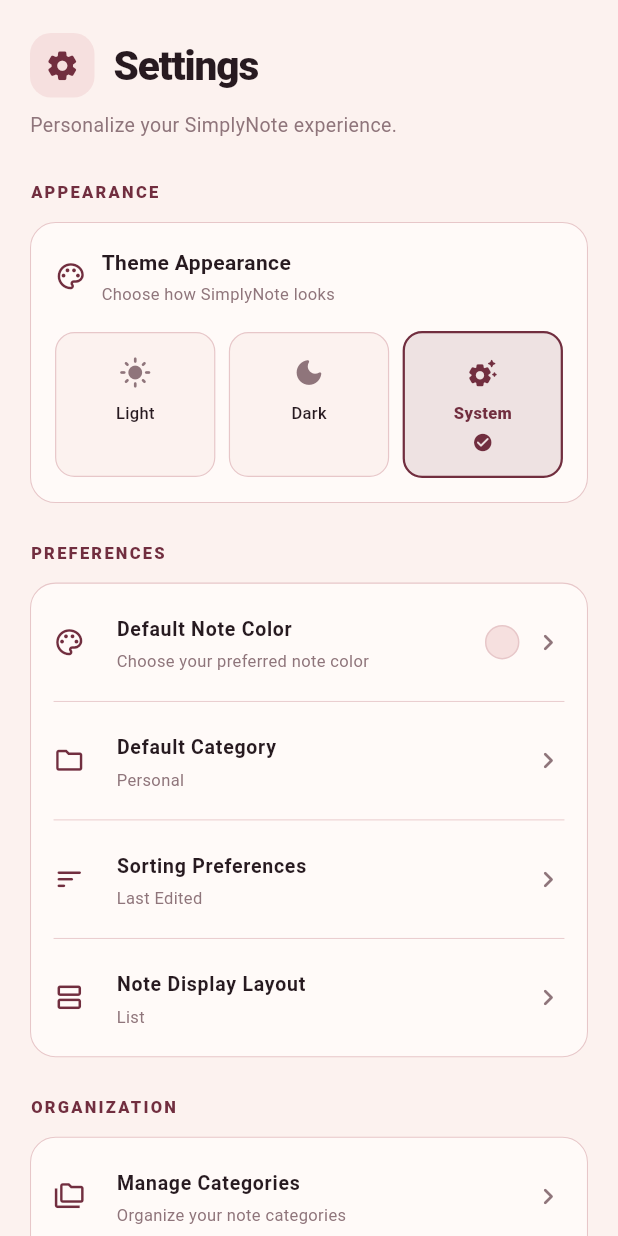
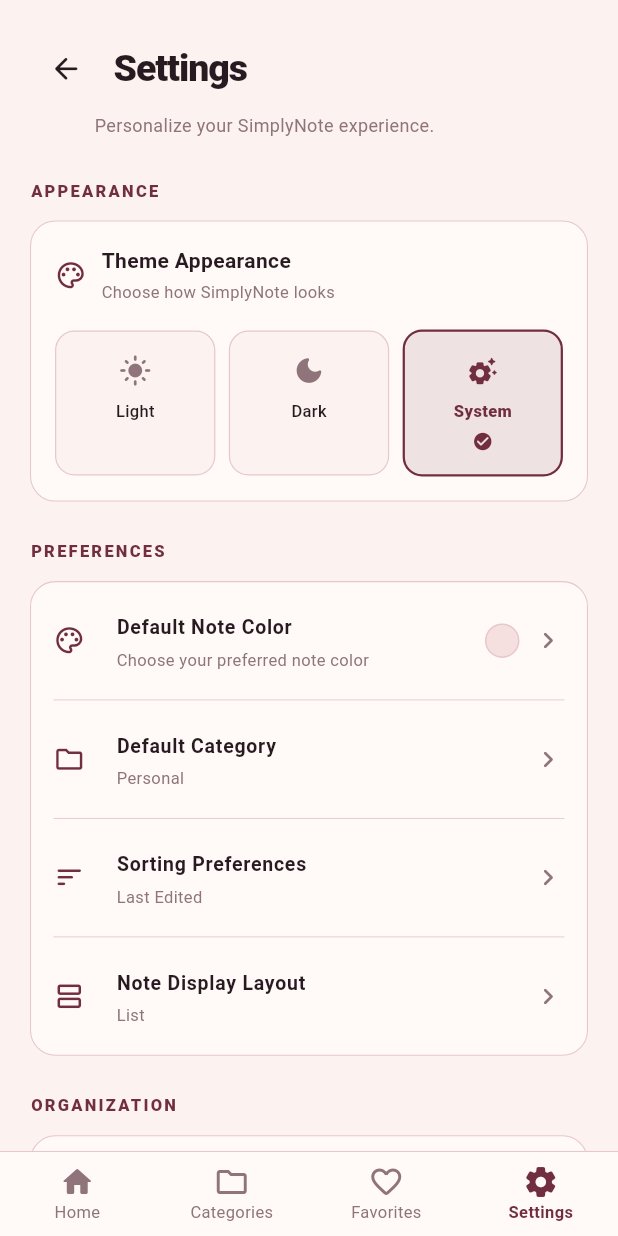
Before and after one commit to quratulainnadeem40/MindShelf_note, a Flutter app: the SettingsScreen screen opened directly, on a phone screen of 412 x 824 dp. Run offline on Flutter 3.47's test engine with Material 3 defaults, Android fonts, the phone set to English and light mode, and no system bars; our stand-ins replace image_picker, shared_preferences; accounts and stored records are empty.

Commit message:
feat: Integrate BottomNavigationBar in HomeScreen and SettingsScreen for improved navigation

```diff
--- a/lib/screens/setting_screen.dart
+++ b/lib/screens/setting_screen.dart
@@ -5,6 +5,8 @@ import 'package:shared_preferences/shared_preferences.dart';
 
 import '../providers/theme_provider.dart';
 import '../theme/color_app.dart';
+import 'category_screen.dart';
+import 'favorite_screen.dart';
 
 class SettingsScreen extends StatefulWidget {
   const SettingsScreen({super.key});
@@ -133,6 +135,83 @@ class _SettingsScreenState extends State<SettingsScreen> {
           ],
         ),
       ),
+      bottomNavigationBar: Container(
+        decoration: BoxDecoration(
+          color: _cardColor,
+          border: Border(
+            top: BorderSide(
+              color: _borderColor,
+              width: 0.7,
+            ),
+          ),
+        ),
+        child: BottomNavigationBar(
+          currentIndex: 3,
+          type: BottomNavigationBarType.fixed,
+          backgroundColor: _cardColor,
+          selectedItemColor: _accentColor,
+          unselectedItemColor: _secondaryColor,
+          elevation: 0,
+          selectedLabelStyle: const TextStyle(
+            fontSize: 11,
+            fontWeight: FontWeight.w700,
+          ),
+          unselectedLabelStyle: const TextStyle(
+            fontSize: 11,
+          ),
+          onTap: (index) async {
+            if (index == 0) {
+              Navigator.popUntil(
+                context,
+                (route) => route.isFirst,
+              );
+              return;
+            }
+
+            if (index == 1) {
+              await Navigator.push(
+                context,
+                MaterialPageRoute(
+                  builder: (_) => const CategoriesScreen(),
+                ),
+              );
+              return;
+            }
+
+            if (index == 2) {
+              await Navigator.push(
+                context,
+                MaterialPageRoute(
+                  builder: (_) => const FavoritesScreen(),
+                ),
+              );
+              return;
+            }
+
+            if (index == 3) {
+              return;
+            }
+          },
+          items: const [
+            BottomNavigationBarItem(
+              icon: Icon(Icons.home_rounded),
+              label: 'Home',
+            ),
+            BottomNavigationBarItem(
+              icon: Icon(Icons.folder_outlined),
+              label: 'Categories',
+            ),
+            BottomNavigationBarItem(
+              icon: Icon(Icons.favorite_border_rounded),
+              label: 'Favorites',
+            ),
+            BottomNavigationBarItem(
+              icon: Icon(Icons.settings_rounded),
+              label: 'Settings',
+            ),
+          ],
+        ),
+      ),
     );
   }
 
@@ -142,41 +221,42 @@ class _SettingsScreenState extends State<SettingsScreen> {
       children: [
         Row(
           children: [
-            Container(
-              width: 43,
-              height: 43,
-              decoration: BoxDecoration(
-                color: _isDark
-                    ? AppColors.darkCard
-                    : AppColors.lightCard,
-                borderRadius: BorderRadius.circular(14),
-              ),
-              child: Icon(
-                Icons.settings_rounded,
-                color: _accentColor,
+            IconButton(
+              onPressed: () {
+                Navigator.maybePop(context);
+              },
+              icon: Icon(
+                Icons.arrow_back_rounded,
+                color: _textColor,
                 size: 23,
               ),
+              padding: EdgeInsets.zero,
+              constraints: const BoxConstraints(
+                minWidth: 35,
+                minHeight: 40,
+              ),
             ),
-            const SizedBox(width: 13),
-            Expanded(
-              child: Text(
+            const SizedBox(width: 8),
+            Text(
                 'Settings',
                 style: TextStyle(
-                  fontSize: 27,
+                  fontSize: 25,
                   fontWeight: FontWeight.w800,
                   letterSpacing: -0.7,
                   color: _textColor,
                 ),
-              ),
             ),
           ],
         ),
-        const SizedBox(height: 9),
-        Text(
-          'Personalize your SimplyNote experience.',
-          style: TextStyle(
-            fontSize: 13,
-            color: _secondaryColor,
+        const SizedBox(height: 5),
+        Padding(
+          padding: const EdgeInsets.only(left: 43),
+          child: Text(
+            'Personalize your SimplyNote experience.',
+            style: TextStyle(
+              fontSize: 12,
+              color: _secondaryColor,
+            ),
           ),
         ),
       ],
```
Also changed, not shown: lib/screens/home_screen.dart (+38 -28 lines).
